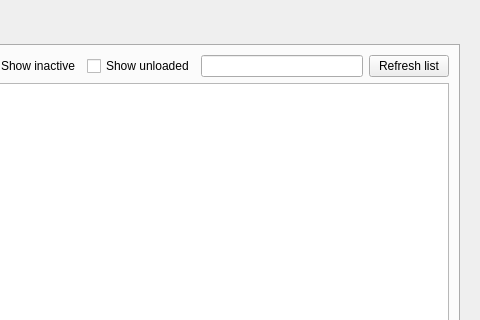
First picture: the form in ui/kcmsystemd.ui, repository rthomsen/kcmsystemd, before the edit; both pictures show x 127 to 607 and y 0 to 320 of the 607 by 766 pixel window.
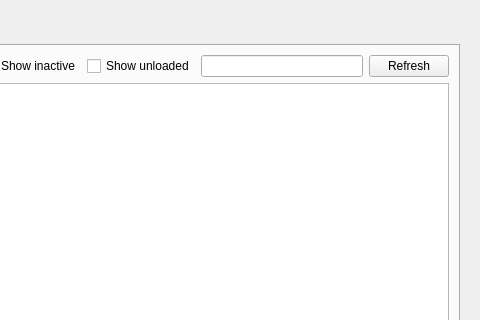
Second picture: the form after the edit.

The edit to the form file:
```diff
--- a/ui/kcmsystemd.ui
+++ b/ui/kcmsystemd.ui
@@ -130,7 +130,7 @@
                 <string>&lt;html&gt;&lt;head/&gt;&lt;body&gt;&lt;p&gt;Reload the list of units from systemd.&lt;/p&gt;&lt;/body&gt;&lt;/html&gt;</string>
                </property>
                <property name="text">
-                <string>Refresh list</string>
+                <string>Refresh</string>
                </property>
                <property name="flat">
                 <bool>false</bool>
```
